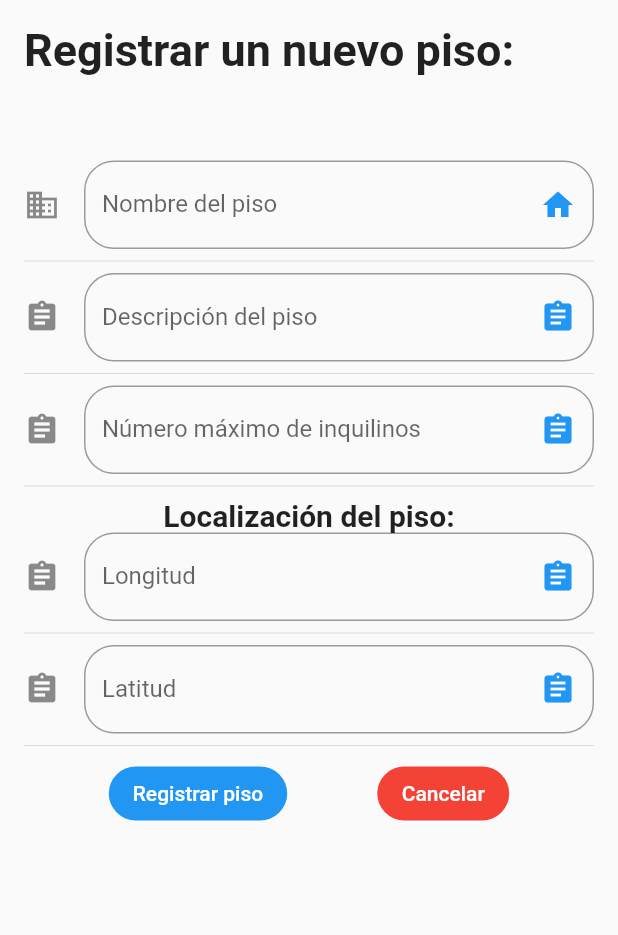
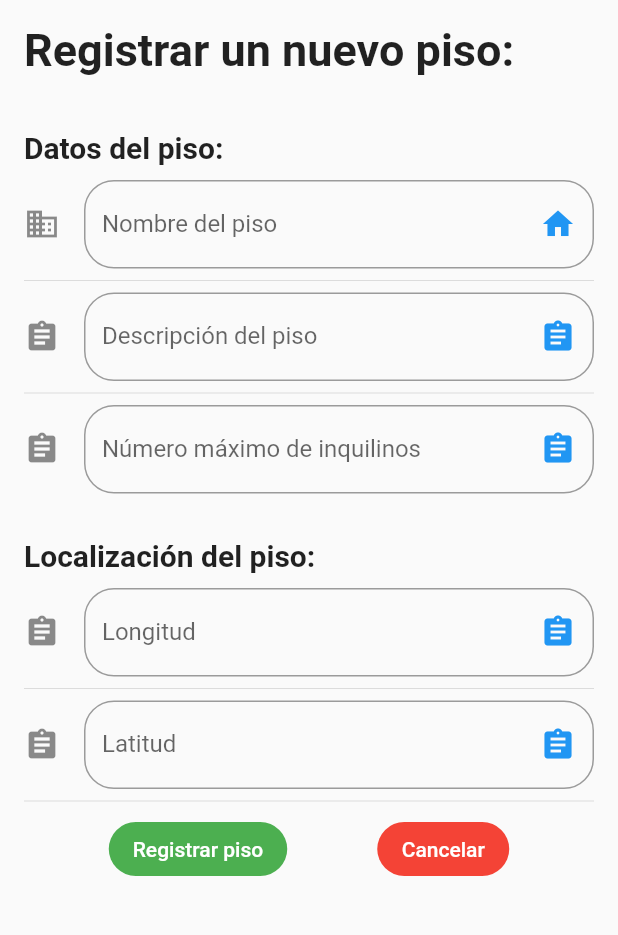
Before and after one commit to alberto-contreras/flatfriendsApp, a Flutter app: the RegisterFlat screen opened by its route, on a phone screen of 412 x 824 dp, the part 84-1019 px from its top. Run offline on Flutter 3.47's test engine with Material 2 defaults, Android fonts, the phone set to English and light mode, and no system bars; our stand-ins replace animated_text_kit; network calls fail.

Commit message:
Improving UX

```diff
--- a/lib/globalData/sharedData.dart
+++ b/lib/globalData/sharedData.dart
@@ -8,7 +8,7 @@ class SharedData {
   UserModel infoUser;
   FlatModel infoFlat;
   String token;
-  String apiUrl = 'http://147.83.7.155:3702';
+  String apiUrl = 'http://10.0.2.2:3702';
   String urlUser;
   String urlFlat;
 
--- a/lib/pages/register_flat_page.dart
+++ b/lib/pages/register_flat_page.dart
@@ -27,25 +27,27 @@ class _RegisterFlat extends State<RegisterFlat> {
           backgroundColor: Colors.red,
           elevation: 0.0,
         ),
-        body: Column(
-          crossAxisAlignment: CrossAxisAlignment.start,
-              mainAxisAlignment: MainAxisAlignment.start,
+        body: ListView(
           children: <Widget>[
             Container(
               child: Text('Registrar un nuevo piso:', style: optionStyle),
               padding: EdgeInsets.symmetric(horizontal: 16, vertical: 16),
             ),
           Container(
-            padding: EdgeInsets.symmetric(horizontal: 16, vertical: 40),
+            padding: EdgeInsets.symmetric(horizontal: 16, vertical: 20),
             child: Column(
+              crossAxisAlignment: CrossAxisAlignment.start,
               children: <Widget>[
+                Text('Datos del piso:', style: labelStyle),
+                SizedBox(height: 10,),
                 _textFlatname(),
                 Divider(),
                 _textFlatDescription(),
                 Divider(),
                 _textMaxPersons(),
-                Divider(),
+                SizedBox(height: 30,),
                 Text('Localización del piso:', style: labelStyle),
+                SizedBox(height: 10,),
                 _textLatitude(),
                 Divider(),
                 _textLongitude(),
@@ -150,7 +152,9 @@ class _RegisterFlat extends State<RegisterFlat> {
         int res = await flatService.registerFlat(flat);
         print(res);
         if (res == 0) {
-          Navigator.pushReplacementNamed(context, '/user');
+          Navigator.pop(context, () {
+            setState(() {});
+          });
         }
         else {
           print('Error en el login, vuelve a intentarlo');
@@ -163,7 +167,7 @@ class _RegisterFlat extends State<RegisterFlat> {
     },
         child: Text('Registrar piso'),
         shape: StadiumBorder(),
-        color: Colors.blue,
+        color: Colors.green,
         textColor: Colors.white);
   }
 
--- a/lib/pages/splash_page.dart
+++ b/lib/pages/splash_page.dart
@@ -5,7 +5,7 @@ import 'package:flutter/material.dart';
 class Splash extends StatelessWidget {
 
   Widget build(BuildContext context) {
-    new Future.delayed(const Duration(seconds: 5), () {
+    new Future.delayed(const Duration(seconds: 3), () {
       Navigator.pushReplacementNamed(context, '/login');
     });
 
--- a/lib/pages/user_page.dart
+++ b/lib/pages/user_page.dart
@@ -119,7 +119,7 @@ class _UserState extends State<User> {
     }
     else {
       print('The user do not has any flat registered. Showing button.');
-      return FlatButton(onPressed: () {
+      return FlatButton(onPressed: ()  {
         Navigator.pushNamed(context, '/regflat');
       },
           child: Text('Registrat tu piso'),
```
Also changed, not shown: lib/pages/register_page.dart (+0 -17 lines).
